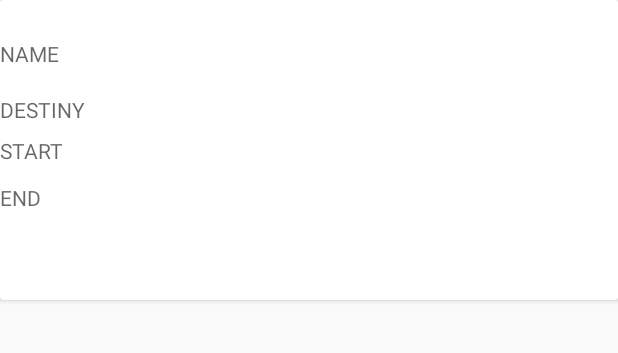
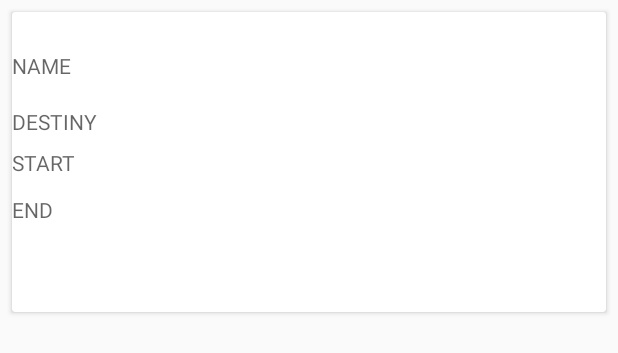
Before and after one commit to asicoderOfficial/LuggageForecast, an Android app: the layout new_item.xml on its own in the app's theme, with its tools: preview values and no code run, on a phone screen of 412 x 824 dp. Shown: the top 353 px of the screen. Run offline under Robolectric (Android 15) with nearby library versions, the phone set to English and light mode, and no system bars.

Commit message:
Update, solved problem with AlertDialog.Builder and RV

```diff
--- a/app/src/main/res/layout/activity_main.xml
+++ b/app/src/main/res/layout/activity_main.xml
@@ -9,7 +9,7 @@
     <androidx.recyclerview.widget.RecyclerView
         android:id="@+id/simpleRV"
         android:layout_width="match_parent"
-        android:layout_height="wrap_content"
+        android:layout_height="match_parent"
         app:layout_constraintBottom_toBottomOf="parent"
         app:layout_constraintEnd_toEndOf="parent"
         app:layout_constraintStart_toStartOf="parent"
--- a/app/src/main/res/layout/new_item.xml
+++ b/app/src/main/res/layout/new_item.xml
@@ -1,14 +1,16 @@
 <?xml version="1.0" encoding="utf-8"?>
-<LinearLayout xmlns:android="http://schemas.android.com/apk/res/android"
+<RelativeLayout xmlns:android="http://schemas.android.com/apk/res/android"
     xmlns:app="http://schemas.android.com/apk/res-auto"
     xmlns:tools="http://schemas.android.com/tools"
     android:orientation="vertical"
     android:layout_width="match_parent"
-    android:layout_height="match_parent">
+    android:layout_height="wrap_content">
 
     <androidx.cardview.widget.CardView
         android:layout_width="match_parent"
-        android:layout_height="200dp">
+        android:layout_height="200dp"
+        android:layout_margin="8dp"
+        android:outlineAmbientShadowColor="@android:color/black">
 
         <androidx.constraintlayout.widget.ConstraintLayout
             android:layout_width="match_parent"
@@ -57,4 +59,4 @@
 
     </androidx.cardview.widget.CardView>
 
-</LinearLayout>
+</RelativeLayout>
--- a/app/src/main/res/layout/popup_data.xml
+++ b/app/src/main/res/layout/popup_data.xml
@@ -1,10 +1,10 @@
 <?xml version="1.0" encoding="utf-8"?>
-<LinearLayout xmlns:android="http://schemas.android.com/apk/res/android"
+<RelativeLayout xmlns:android="http://schemas.android.com/apk/res/android"
     xmlns:app="http://schemas.android.com/apk/res-auto"
     xmlns:tools="http://schemas.android.com/tools"
     android:orientation="vertical"
     android:layout_width="match_parent"
-    android:layout_height="match_parent">
+    android:layout_height="wrap_content">
 
     <androidx.cardview.widget.CardView
         android:id="@+id/newTripCardView"
@@ -100,4 +100,4 @@
 
     </androidx.cardview.widget.CardView>
 
-</LinearLayout>
+</RelativeLayout>
```
